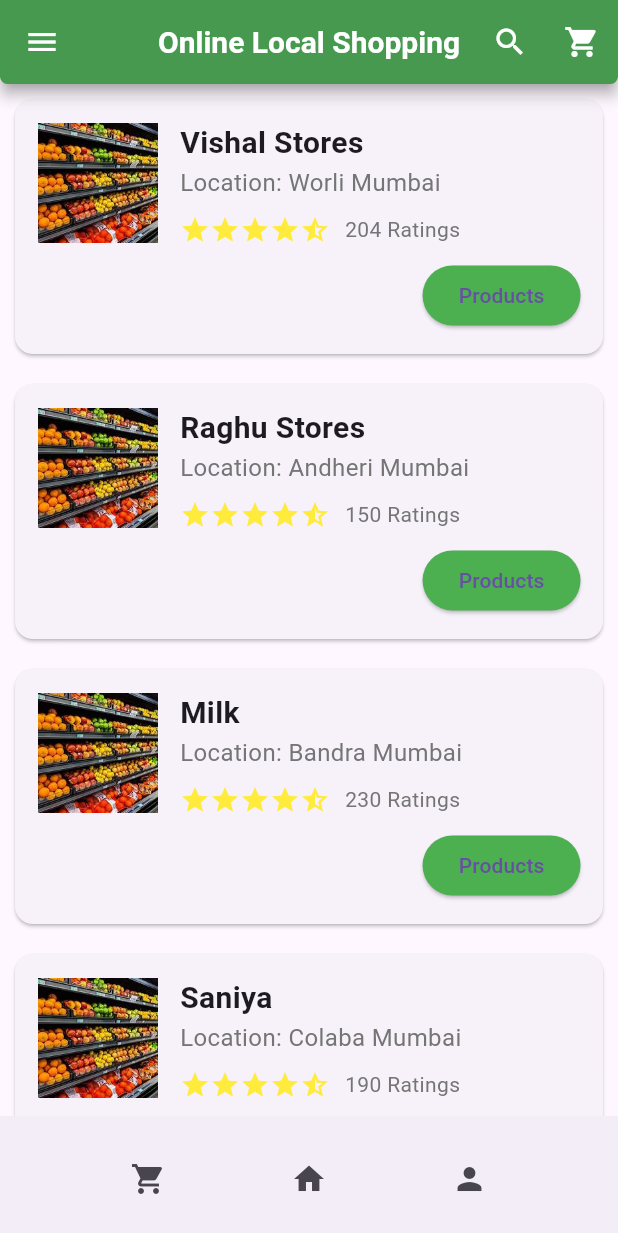
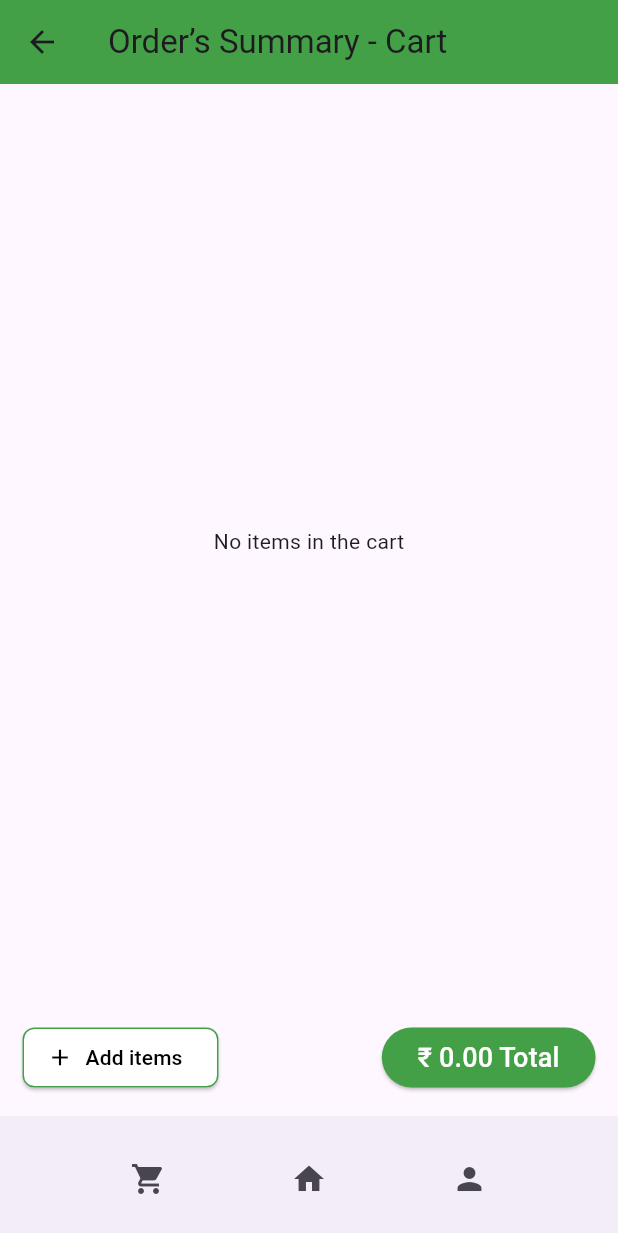
Before and after one commit to kinjal5104/poster, a Flutter app: the screen2 screen opened by its route, after a tap on the "shopping cart" icon, on a phone screen of 412 x 824 dp. Shown: the top 1233 px of the screen. Run offline on Flutter 3.47's test engine with Material 3 defaults, Android fonts, the phone set to English and light mode, and no system bars; our stand-ins replace pinput.

Commit message:
second change

```diff
--- a/lib/main.dart
+++ b/lib/main.dart
@@ -6,6 +6,9 @@ import 'screens/screen1.dart';
 import 'screens/LocationScreen.dart';
 import 'screens/screen2.dart';
 import 'screens/products.dart';
+import 'screens/OrderSummaryScreen.dart';
+import 'screens/PaymentPage.dart';
+
 void main() {
   runApp(MaterialApp(
     initialRoute: 'home_screen',
@@ -18,6 +21,8 @@ void main() {
       'screen2': (context) => screen2(),
       'LocationScreen': (context) => LocationScreen(),
       'products': (context) =>  ProductListScreen(),
+      'OrderSummaryScreen': (context) => OrderSummaryScreen(cartItems: [], onAddItems: () {  },),
+      'PaymentPage' : (context) => PaymentPage(),
     },
     theme: ThemeData(
       primarySwatch: Colors.green,
--- /dev/null
+++ b/lib/screens/OrderSummaryScreen.dart
@@ -0,0 +1,223 @@
+import 'package:flutter/material.dart';
+import 'PaymentPage.dart';
+
+class OrderSummaryScreen extends StatefulWidget {
+  final List<Map<String, dynamic>> cartItems;
+  final VoidCallback onAddItems;
+
+  const OrderSummaryScreen({
+    required this.cartItems,
+    required this.onAddItems,
+  });
+
+  @override
+  _OrderSummaryScreenState createState() => _OrderSummaryScreenState();
+}
+
+class _OrderSummaryScreenState extends State<OrderSummaryScreen> {
+  // Method to calculate the total price
+  double calculateTotalPrice() {
+    return widget.cartItems.fold(0, (sum, item) => sum + (item['price'] * item['quantity']));
+  }
+
+  // Method to handle increment
+  void incrementQuantity(int index) {
+    setState(() {
+      if (widget.cartItems[index]['quantity'] < 10) { // Maximum quantity of 10
+        widget.cartItems[index]['quantity']++;
+      }
+    });
+  }
+
+  // Method to handle decrement
+  void decrementQuantity(int index) {
+    setState(() {
+      if (widget.cartItems[index]['quantity'] > 1) { // Minimum quantity of 1
+        widget.cartItems[index]['quantity']--;
+      }
+    });
+  }
+
+  // Method to delete an item from the cart
+  void deleteItem(int index) {
+    setState(() {
+      widget.cartItems.removeAt(index);
+    });
+  }
+
+  @override
+  Widget build(BuildContext context) {
+    return Scaffold(
+      appBar: AppBar(
+        title: Text('Order’s Summary - Cart'),
+        backgroundColor: Colors.green.shade600,
+      ),
+      body: Column(
+        children: [
+          Expanded(
+            child: widget.cartItems.isEmpty
+                ? Center(
+              child: Text('No items in the cart'),
+            )
+                : ListView.builder(
+              itemCount: widget.cartItems.length,
+              itemBuilder: (context, index) {
+                final item = widget.cartItems[index];
+                return OrderSummaryCard(
+                  name: item['name'],
+                  price: item['price'],
+                  quantity: item['quantity'],
+                  image: item['image'],
+                  onIncrement: () => incrementQuantity(index),
+                  onDecrement: () => decrementQuantity(index),
+                  onDelete: () => deleteItem(index),
+                );
+              },
+            ),
+          ),
+          // Place the Add Items button and total summary below the list
+          Padding(
+            padding: const EdgeInsets.all(15.0),
+            child: Row(
+              mainAxisAlignment: MainAxisAlignment.spaceBetween,
+              children: [
+                ElevatedButton.icon(
+                  onPressed: widget.onAddItems,
+                  icon: Icon(Icons.add),
+                  label: Text('Add items'),
+                  style: ElevatedButton.styleFrom(
+                    backgroundColor: Colors.white,
+                    foregroundColor: Colors.black,
+                    shape: RoundedRectangleBorder(
+                      borderRadius: BorderRadius.circular(8),
+                      side: BorderSide(color: Colors.green.shade600),
+                    ),
+                  ),
+                ),
+                ElevatedButton(
+                  onPressed: () {
+                    Navigator.pushNamed(context, 'PaymentPage'); // Proceed with order summary (e.g., checkout)
+                  },
+                  style: ElevatedButton.styleFrom(
+                    backgroundColor: Colors.green.shade600,
+                  ),
+                  child: Text(
+                    '₹ ${calculateTotalPrice().toStringAsFixed(2)} Total',
+                    style: TextStyle(
+                      fontSize: 18,
+                      color: Colors.white,
+                    ),
+                  ),
+                ),
+              ],
+            ),
+          ),
+        ],
+      ),
+      bottomNavigationBar: BottomAppBar(
+        child: Container(
+          padding: EdgeInsets.symmetric(vertical: 10),
+          child: Row(
+            mainAxisAlignment: MainAxisAlignment.spaceEvenly,
+            children: <Widget>[
+              IconButton(
+                icon: Icon(Icons.shopping_cart),
+                onPressed: () {
+                  Navigator.pushNamed(context, 'OrderSummaryScreen'); // Add action here
+                },
+              ),
+              IconButton(
+                icon: Icon(Icons.home),
+                onPressed: () {
+                  // Add action here
+                },
+              ),
+              IconButton(
+                icon: Icon(Icons.person),
+                onPressed: () {
+                  // Add action here
+                },
+              ),
+            ],
+          ),
+        ),
+      ),
+    );
+  }
+}
+
+class OrderSummaryCard extends StatelessWidget {
+  final String name;
+  final int price;
+  final int quantity;
+  final String image;
+  final VoidCallback onIncrement;
+  final VoidCallback onDecrement;
+  final VoidCallback onDelete;
+
+  const OrderSummaryCard({
+    required this.name,
+    required this.price,
+    required this.quantity,
+    required this.image,
+    required this.onIncrement,
+    required this.onDecrement,
+    required this.onDelete,
+  });
+
+  @override
+  Widget build(BuildContext context) {
+    return Card(
+      margin: EdgeInsets.symmetric(vertical: 8, horizontal: 10),
+      child: Padding(
+        padding: const EdgeInsets.all(10.0),
+        child: Row(
+          children: [
+            Image.asset(image, width: 60, height: 60),
+            SizedBox(width: 15),
+            Expanded(
+              child: Column(
+                crossAxisAlignment: CrossAxisAlignment.start,
+                children: [
+                  Text(
+                    name,
+                    style: TextStyle(
+                      fontSize: 18,
+                      fontWeight: FontWeight.bold,
+                    ),
+                  ),
+                  Text('₹ $price', style: TextStyle(fontSize: 16)),
+                  Text('Quantity: $quantity', style: TextStyle(fontSize: 14)),
+                ],
+              ),
+            ),
+            Row(
+              children: [
+                IconButton(
+                  icon: Icon(Icons.remove, color: Colors.green),
+                  onPressed: onDecrement,
+                ),
+                Text('$quantity', style: TextStyle(fontSize: 18)),
+                IconButton(
+                  icon: Icon(Icons.add, color: Colors.green),
+                  onPressed: onIncrement,
+                ),
+              ],
+            ),
+            SizedBox(width: 10),
+            ElevatedButton(
+              onPressed: onDelete,
+              style: ElevatedButton.styleFrom(
+                backgroundColor: Colors.green.shade600,
+                shape: RoundedRectangleBorder(
+                  borderRadius: BorderRadius.circular(20),
+                ),
+              ),
+              child: Text('Delete'),
+            ),
+          ],
+        ),
+      ),
+    );
+  }
+}
--- a/lib/screens/screen2.dart
+++ b/lib/screens/screen2.dart
@@ -1,4 +1,5 @@
 import 'package:flutter/material.dart';
+import 'OrderSummaryScreen.dart';
 
 class screen2 extends StatefulWidget {
   const screen2({super.key});
@@ -28,7 +29,7 @@ class _screen2State extends State<screen2> {
         leading: IconButton(
           icon: const Icon(Icons.menu),
           onPressed: () {
-            // Action for leading icon
+            Scaffold.of(context).openDrawer(); // Opens the drawer (slider)
           },
         ),
         actions: [
@@ -45,20 +46,77 @@ class _screen2State extends State<screen2> {
             },
           ),
         ],
-        iconTheme: IconThemeData(
-          color: Colors.white, // Icon color
-          size: 24.0, // Icon size
-        ),
-        titleTextStyle: const TextStyle(
-          color: Colors.white, // Title text color
-          fontSize: 20, // Title font size
-          fontWeight: FontWeight.bold, // Title font weight
-        ),
-        shadowColor: Colors.grey, // Shadow color
-        shape: const RoundedRectangleBorder(
-          borderRadius: BorderRadius.vertical(
-            bottom: Radius.circular(5), // Rounded bottom corners
-          ),
+      ),
+      drawer: Drawer(
+        child: ListView(
+          padding: EdgeInsets.zero,
+          children: <Widget>[
+            DrawerHeader(
+              decoration: BoxDecoration(
+                color: Colors.green.shade600,
+              ),
+              child: const Text(
+                'Menu',
+                style: TextStyle(
+                  color: Colors.white,
+                  fontSize: 24,
+                ),
+              ),
+            ),
+            ListTile(
+              title: Text('Vishal Stores'),
+              leading: Icon(Icons.circle, size: 10),
+              onTap: () {
+                // Handle shop selection
+                Navigator.pop(context); // Close the drawer after selection
+              },
+            ),
+            ListTile(
+              title: Text('Shop 2'),
+              leading: Icon(Icons.circle, size: 10),
+              onTap: () {
+                // Handle shop selection
+                Navigator.pop(context); // Close the drawer after selection
+              },
+            ),
+            ListTile(
+              title: Text('Shop 3'),
+              leading: Icon(Icons.circle, size: 10),
+              onTap: () {
+                // Handle shop selection
+                Navigator.pop(context); // Close the drawer after selection
+              },
+            ),
+            Divider(),
+            Padding(
+              padding: const EdgeInsets.symmetric(horizontal: 16.0),
+              child: Text('Other Services', style: TextStyle(fontSize: 16, color: Colors.black)),
+            ),
+            ListTile(
+              title: Text('Plumber'),
+              leading: Icon(Icons.build, size: 20),
+              onTap: () {
+                // Handle plumber selection
+                Navigator.pop(context); // Close the drawer after selection
+              },
+            ),
+            ListTile(
+              title: Text('Carpenter'),
+              leading: Icon(Icons.home_repair_service, size: 20),
+              onTap: () {
+                // Handle carpenter selection
+                Navigator.pop(context); // Close the drawer after selection
+              },
+            ),
+            ListTile(
+              title: Text('Painter'),
+              leading: Icon(Icons.format_paint, size: 20),
+              onTap: () {
+                // Handle painter selection
+                Navigator.pop(context); // Close the drawer after selection
+              },
+            ),
+          ],
         ),
       ),
       body: ListView.builder(
@@ -80,7 +138,7 @@ class _screen2State extends State<screen2> {
               IconButton(
                 icon: Icon(Icons.shopping_cart),
                 onPressed: () {
-                  // Add action here
+                  Navigator.pushNamed(context, 'OrderSummaryScreen'); // Add action here
                 },
               ),
               IconButton(
```
Also changed, not shown: lib/screens/PaymentPage.dart (added, +152 -0 lines), lib/screens/products.dart (+29 -10 lines), lib/widgets/DrawerMenu.dart (added, +80 -0 lines).
